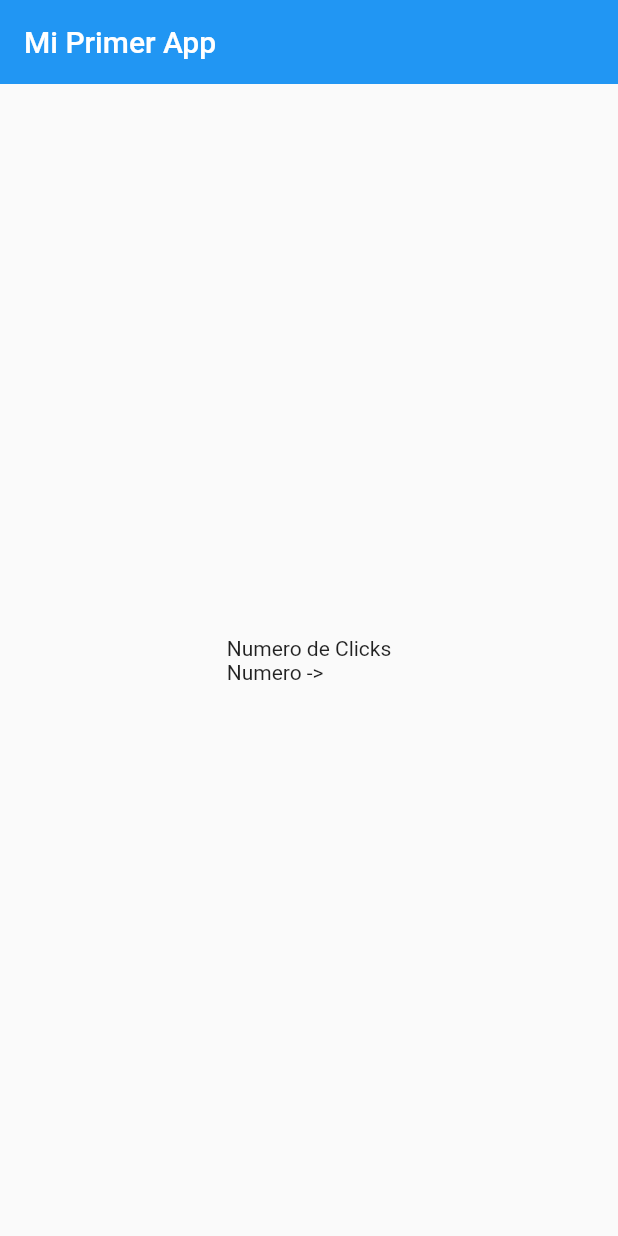
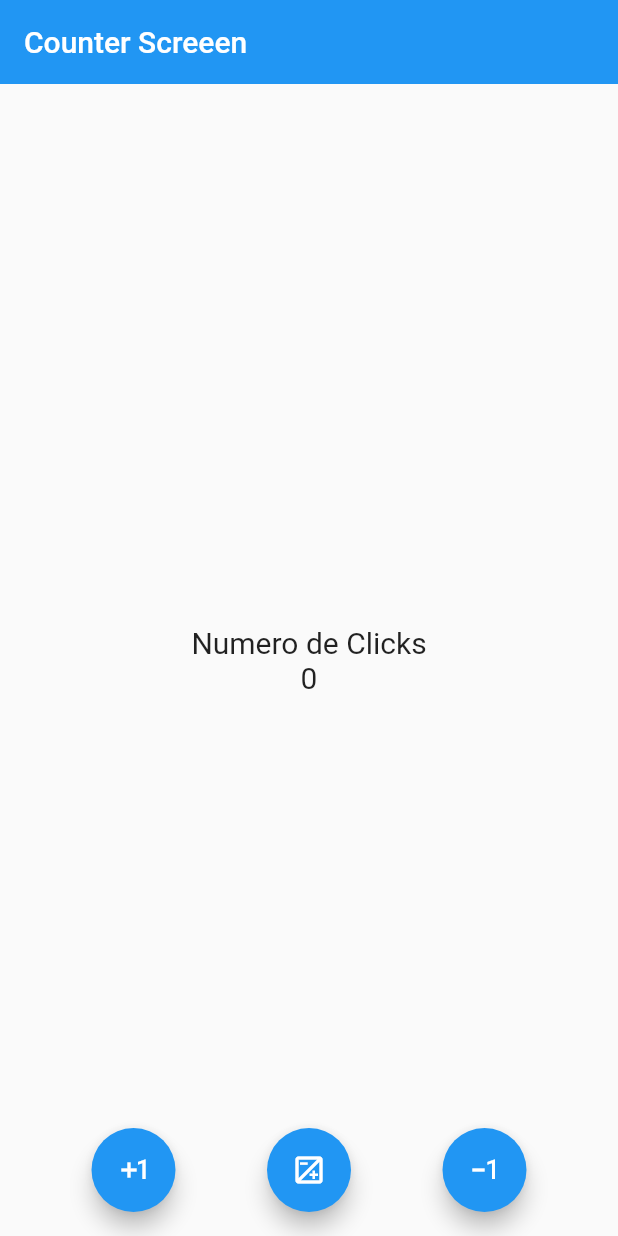
Before and after one commit to adrianvelasco/FlutterAppPrimera, a Flutter app: the screen it shows after launch, on a phone screen of 412 x 824 dp. Run offline on Flutter 3.47's test engine with Material 2 defaults, Android fonts, the phone set to English and light mode, and no system bars.

Commit message:
Manejo del estado local

```diff
--- a/lib/main.dart
+++ b/lib/main.dart
@@ -1,5 +1,5 @@
 import 'package:flutter/material.dart';
-import 'package:primera_app_flutter/screens/home/home_screen.dart';
+import 'package:primera_app_flutter/screens/counter/counter_screen.dart';
 
 void main() {
   runApp(const MyApp());
@@ -14,7 +14,7 @@ class MyApp extends StatelessWidget {
     // PREFERIR usar const para crear instancias de constructores constantes.
     return const MaterialApp(
       debugShowCheckedModeBanner: false,
-      home: HomeScreen(),
+      home: CounterScreen(),
     );
   }
 }
--- /dev/null
+++ b/lib/screens/counter/counter_screen.dart
@@ -0,0 +1,99 @@
+import 'package:flutter/material.dart';
+
+//Widget Independiente
+class CounterScreen extends StatefulWidget {
+  // Manejo del estado
+  const CounterScreen({Key? key}) : super(key: key);
+
+  @override
+  State<CounterScreen> createState() => _CounterScreenState();
+}
+
+class _CounterScreenState extends State<CounterScreen> {
+  int counter = 0;
+
+  void increase() {
+    counter++;
+    setState(() {});
+  }
+
+  void decrease() {
+    counter--;
+    setState(() {});
+  }
+
+  void reset() {
+    counter = 0;
+    setState(() {});
+  }
+
+  @override
+  // Retorna un Widget
+  Widget build(BuildContext context) {
+    // PREFERIR usar const para crear instancias de constructores constantes.
+    //Variable de TextFiled
+    const fontSize = TextStyle(fontSize: 20);
+    return Scaffold(
+      // Implementa la estructura de disposición visual de los widgets
+      appBar: AppBar(
+        title: const Text('Counter Screeen'),
+        elevation: 0,
+      ),
+      body: Center(
+        child: Column(
+          mainAxisAlignment: MainAxisAlignment.center,
+          children: [
+            const Text(
+              'Numero de Clicks',
+              style: fontSize,
+            ),
+            Text(
+              '$counter',
+              style: fontSize,
+            ),
+          ],
+        ),
+      ),
+      floatingActionButtonLocation: FloatingActionButtonLocation.centerFloat,
+      floatingActionButton: CustomFloatingActions(
+        increaseFn: increase,
+        decreaseFn: decrease,
+        resetFn: reset,
+      ),
+    );
+  }
+}
+
+class CustomFloatingActions extends StatelessWidget {
+  final Function increaseFn;
+  final Function decreaseFn;
+  final Function resetFn;
+
+  const CustomFloatingActions({
+    Key? key,
+    required this.increaseFn,
+    required this.decreaseFn,
+    required this.resetFn,
+  }) : super(key: key);
+
+  @override
+  Widget build(BuildContext context) {
+    return Row(
+      mainAxisAlignment: MainAxisAlignment.spaceEvenly,
+      children: [
+        FloatingActionButton(
+          child: const Icon(Icons.exposure_plus_1),
+          onPressed: () => increaseFn(),
+        ),
+        FloatingActionButton(
+          child: const Icon(Icons.exposure_outlined),
+          onPressed: () => resetFn(),
+        ),
+        FloatingActionButton(
+          child: const Icon(Icons.exposure_minus_1_outlined),
+          onPressed: () => decreaseFn(),
+        ),
+      ],
+    );
+  }
+}
--- a/lib/screens/home/home_screen.dart
+++ b/lib/screens/home/home_screen.dart
@@ -8,22 +8,37 @@ class HomeScreen extends StatelessWidget {
   // Retorna un Widget
   Widget build(BuildContext context) {
     // PREFERIR usar const para crear instancias de constructores constantes.
+    //Variable de TextFiled
+    const fontSize = TextStyle(fontSize: 20);
+
     return Scaffold(
       // Implementa la estructura de disposición visual de los widgets
       // backgroundColor: Colors.indigo,
+      // 'crossAxisAlignment != CrossAxisAlignment.baseline || textBaseline != null': textBaseline is required if you specify the crossAxisAlignment with CrossAxisAlignment.baseline)
       appBar: AppBar(
-        title: const Text('Mi Primer App'),
+        title: const Text('Mi Primera App'),
         elevation: 0,
       ),
       body: Center(
         child: Column(
           mainAxisAlignment: MainAxisAlignment.center,
-          crossAxisAlignment: CrossAxisAlignment.baseline,
           children: const [
-            Text('Numero de Clicks'),
-            Text('Numero -> '),
+            Text(
+              'Numero de Clicks',
+              style: fontSize,
+            ),
+            Text(
+              'Numero -> ',
+              style: fontSize,
+            ),
           ],
         ),
+      ),
+      // floatingActionButtonLocation: FloatingActionButtonLocation.centerFloat, // Ubicación de boton
+      floatingActionButton: const FloatingActionButton(
+        onPressed: null,
+        backgroundColor: Colors.blue,
+        child: Icon(Icons.add),
       ),
     );
   }
```
Also changed, not shown: pubspec copy.yaml (added, +89 -0 lines).
